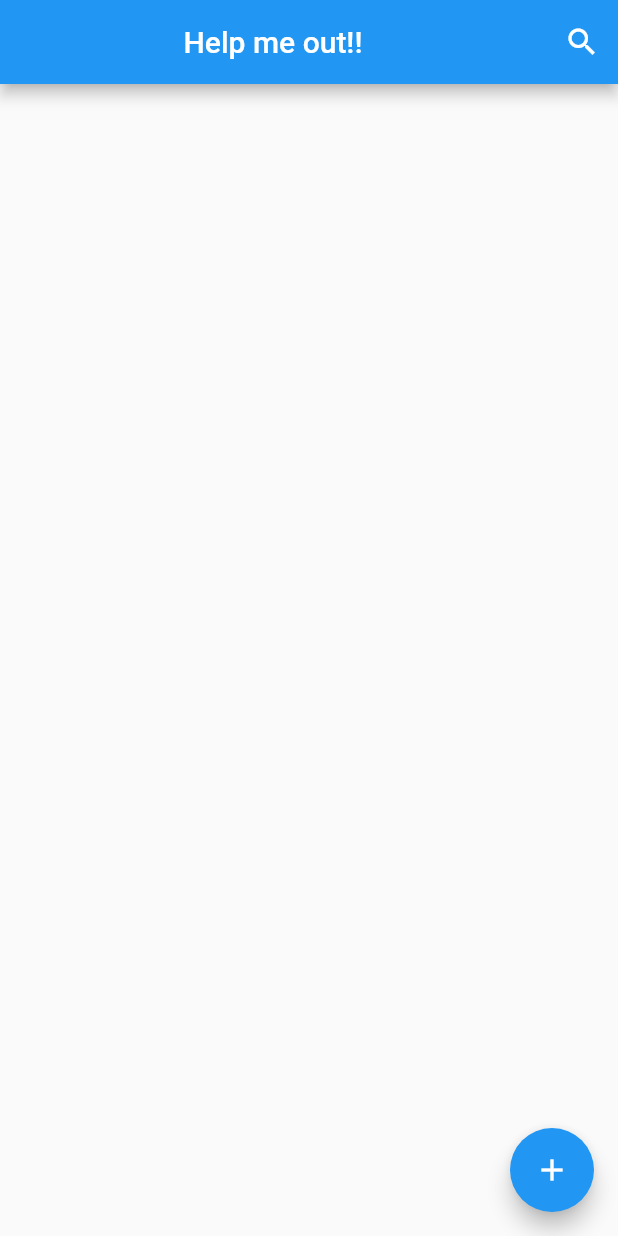
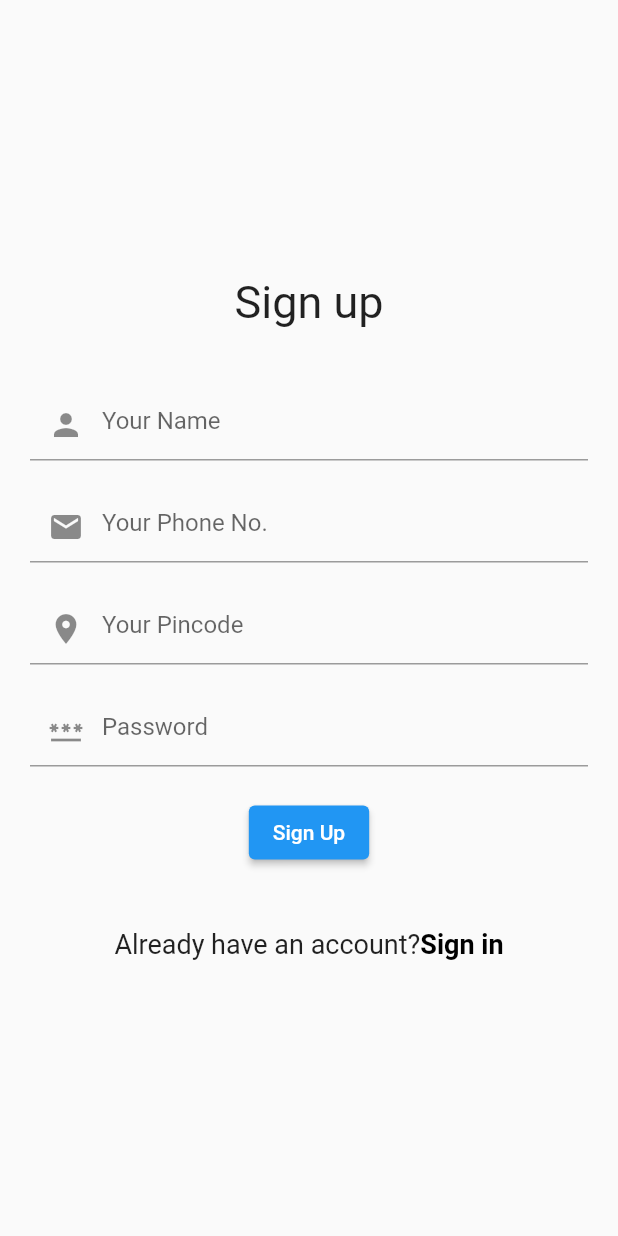
Before and after one commit to christorejisam/sahayi, a Flutter app: the screen it shows after launch, on a phone screen of 412 x 824 dp. Run offline on Flutter 3.47's test engine with Material 2 defaults, Android fonts, the phone set to English and light mode, and no system bars.

Commit message:
signup and login

```diff
--- a/lib/main.dart
+++ b/lib/main.dart
@@ -1,4 +1,5 @@
 import 'package:flutter/material.dart';
+import 'package:sahayi/screens/signup.dart';
 import 'package:sahayi/screens/view_request.dart';
 
 void main() {
@@ -11,7 +12,7 @@ class MyApp extends StatelessWidget {
   @override
   Widget build(BuildContext context) {
     return MaterialApp(
-      home: const ViewRequ(),
+      home: Signup(),
 
       //const MyHomePage(title: 'Flutter Demo Home Page'),
     );
--- /dev/null
+++ b/lib/screens/signup.dart
@@ -0,0 +1,127 @@
+import 'package:flutter/material.dart';
+import 'package:sahayi/screens/login.dart';
+
+class Signup extends StatefulWidget {
+  @override
+  _SignupState createState() => _SignupState();
+}
+
+class _SignupState extends State<Signup> {
+  final _frmKey = GlobalKey();
+  var _email = "";
+  var _password = "";
+  final TextEditingController emailCont = TextEditingController();
+  final TextEditingController passwordCont = TextEditingController();
+  @override
+  Widget build(BuildContext context) {
+    return Scaffold(
+        body: Center(
+      child: Padding(
+        padding: const EdgeInsets.all(20.0),
+        child: Form(
+          key: _frmKey,
+          child: Column(
+            mainAxisAlignment: MainAxisAlignment.center,
+            children: [
+              Text("Sign up", style: TextStyle(fontSize: 30)),
+              SizedBox(
+                height: 40,
+              ),
+              TextFormField(
+                keyboardType: TextInputType.emailAddress,
+                decoration: InputDecoration(
+                  hintText: "Your Name",
+                  prefixIcon: Padding(
+                      padding: EdgeInsets.all(5), child: Icon(Icons.person)),
+                ),
+              ),
+              SizedBox(
+                height: 20,
+              ),
+              TextFormField(
+                keyboardType: TextInputType.emailAddress,
+                decoration: InputDecoration(
+                  hintText: "Your Phone No.",
+                  prefixIcon: Padding(
+                    padding: EdgeInsets.all(5),
+                    child: Icon(Icons.email),
+                  ),
+                ),
+              ),
+              SizedBox(
+                height: 20,
+              ),
+              TextFormField(
+                keyboardType: TextInputType.emailAddress,
+                decoration: InputDecoration(
+                  hintText: "Your Pincode",
+                  prefixIcon: Padding(
+                      padding: EdgeInsets.all(5),
+                      child: Icon(Icons.location_on)),
+                ),
+              ),
+              SizedBox(
+                height: 20,
+              ),
+              TextFormField(
+                decoration: InputDecoration(
+                    hintText: "Password",
+                    prefixIcon: Padding(
+                      padding: EdgeInsets.all(5),
+                      child: Icon(
+                        Icons.password_outlined,
+                      ),
+                    )),
+              ),
+              SizedBox(
+                height: 20,
+              ),
+              ElevatedButton(
+                  onPressed: () {
+                    Navigator.push(context,
+                        MaterialPageRoute(builder: (context) => Login()));
+                  },
+                  child: Text("Sign Up")),
+              SizedBox(
+                height: 40,
+              ),
+              GestureDetector(
+                onTap: () {
+                  Navigator.push(
+                    context,
+                    MaterialPageRoute(
+                      builder: (context) => Login(),
+                    ),
+                  );
+                },
+                child: RichText(
+                  text: TextSpan(
+                    children: [
+                      TextSpan(
+                        text: 'Already have an account?',
+                        style: TextStyle(
+                          color: Colors.black87,
+                          fontSize: 18,
+                          fontWeight: FontWeight.w400,
+                        ),
+                      ),
+                      TextSpan(
+                        text: 'Sign in',
+                        style: TextStyle(
+                          color: Colors.black,
+                          fontSize: 18,
+                          fontWeight: FontWeight.bold,
+                        ),
+                      ),
+                    ],
+                  ),
+                ),
+              ),
+            ],
+          ),
+        ),
+      ),
+    ));
+    ;
+  }
+}
```
Also changed, not shown: lib/screens/login.dart (added, +116 -0 lines).
